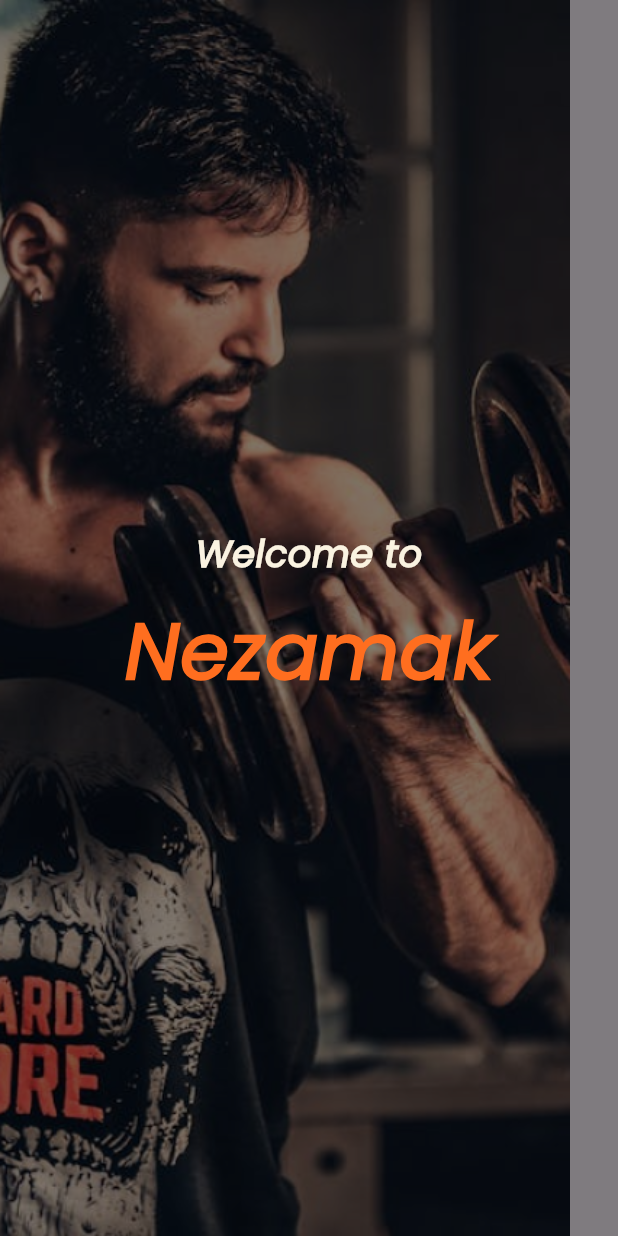
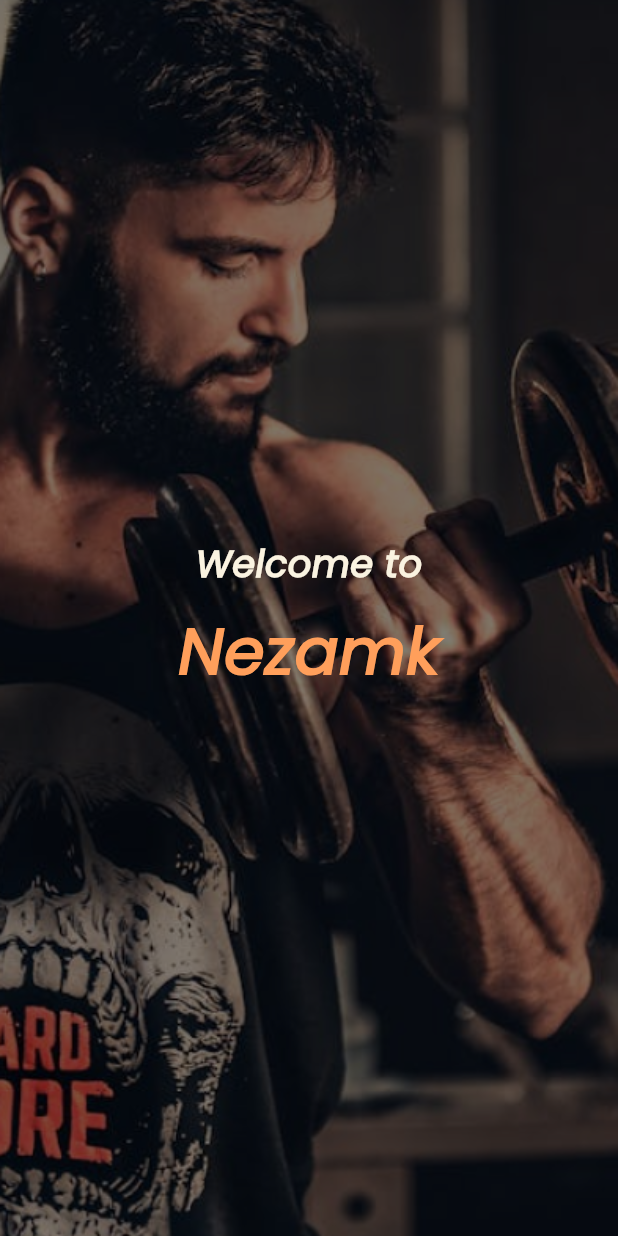
Before and after one commit to Shroukahmed99/Graduation-Project-Using-Flutter, a Flutter app: the SecondSplashScreen screen opened directly, on a phone screen of 412 x 824 dp. Run offline on Flutter 3.47's test engine with Material 3 defaults, Android fonts, the phone set to English and light mode, and no system bars; our stand-ins replace dots_indicator, flutter_screenutil, font_awesome_flutter, get.

Commit message:
add animation to second splash screen

```diff
--- a/lib/Features/Splash/Presentation/widgets/second_splash_screen.dart
+++ b/lib/Features/Splash/Presentation/widgets/second_splash_screen.dart
@@ -6,14 +6,37 @@ import 'package:sehatak/core/widget/background_image.dart';
 
 import '../../../on Boarding/Presentation/on_boarding_view.dart';
 
-class SecondSplashScreen extends StatelessWidget {
+class SecondSplashScreen extends StatefulWidget {
   const SecondSplashScreen({super.key});
 
   @override
-  Widget build(BuildContext context) {
+  _SecondSplashScreenState createState() => _SecondSplashScreenState();
+}
+
+class _SecondSplashScreenState extends State<SecondSplashScreen>
+    with SingleTickerProviderStateMixin {
+  late AnimationController _controller;
+  late Animation<double> _animation;
+
+  @override
+  void initState() {
+    super.initState();
+    _controller = AnimationController(
+      duration: const Duration(seconds: 2),
+      vsync: this,
+    );
+    _animation = Tween(begin: 0.0, end: 1.0).animate(
+      CurvedAnimation(parent: _controller, curve: Curves.easeInOut),
+    );
+    _controller.forward();
+
     WidgetsBinding.instance.addPostFrameCallback((_) {
       goToNextView();
     });
+  }
+
+  @override
+  Widget build(BuildContext context) {
     return Scaffold(
       body: Stack(
         children: [
@@ -31,18 +54,21 @@ class SecondSplashScreen extends StatelessWidget {
                   ),
                 ),
                 SizedBox(height: 10.h),
-                Row(
-                  mainAxisAlignment: MainAxisAlignment.center,
-                  children: [
-                    Text(
-                      'Nezamak',
-                      style: TextStyle(
-                        fontSize: 54.04.sp,
-                        fontWeight: FontWeight.w800,
-                        color: kPrimaryColor,
+                ScaleTransition(
+                  scale: _animation,
+                  child: Row(
+                    mainAxisAlignment: MainAxisAlignment.center,
+                    children: [
+                      Text(
+                        'Nezamk',
+                        style: TextStyle(
+                          fontSize: 45.sp,
+                          fontWeight: FontWeight.bold,
+                          color: accentColor,
+                        ),
                       ),
-                    )
-                  ],
+                    ],
+                  ),
                 ),
               ],
             ),
@@ -50,6 +76,23 @@ class SecondSplashScreen extends StatelessWidget {
         ],
       ),
     );
+  }
+
+  void goToNextView() {
+    Future.delayed(const Duration(seconds: 3), () {
+      Get.to(
+        () => const OnBoardingView(),
+        transition: Transition.fade,
+        duration: const Duration(seconds: 1),
+        curve: Curves.easeInOut,
+      );
+    });
+  }
+
+  @override
+  void dispose() {
+    _controller.dispose();
+    super.dispose();
   }
 }
 
--- a/lib/core/widget/background_image.dart
+++ b/lib/core/widget/background_image.dart
@@ -10,6 +10,8 @@ class BackgroundImage extends StatelessWidget {
       children: [
         Image.asset(
           image,
+          width: double.infinity,
+          height: double.infinity,
           fit: BoxFit.cover,
         ),
         Container(
```
